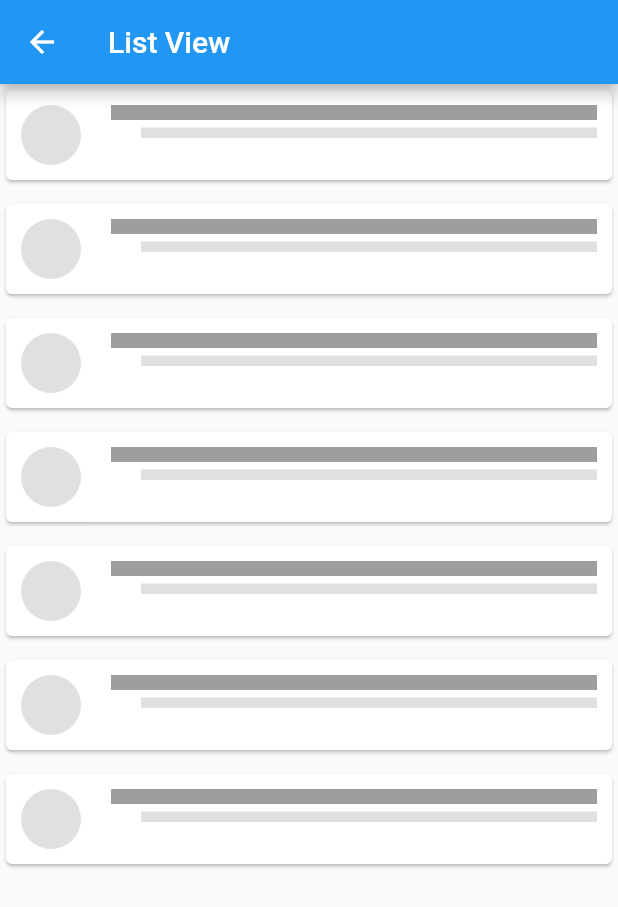
After one commit to EmaGitHub/flutter_first_proj, a Flutter app: the screen it shows after launch, after a tap on "List View", on a phone screen of 412 x 824 dp. The commit adds this screen. Shown: the top 907 px of the screen. Run offline on Flutter 3.47's test engine with Material 2 defaults, Android fonts, the phone set to English and light mode, and no system bars; our stand-ins replace flutter_staggered_animations, simple_animations.

Commit message:
fixed list animations

```diff
--- /dev/null
+++ b/lib/Pages/list.dart
@@ -0,0 +1,85 @@
+import 'package:first_proj/Objects/CardPlaceholder.dart';
+import 'package:flutter/material.dart';
+import 'package:flutter_staggered_animations/flutter_staggered_animations.dart'; //Attraverso questa libreria, Flutter dispone di tutte le funzionalità, colori e widget, noti come material component
+
+class ListPage extends StatefulWidget {
+  @override
+  _ListPageState createState() => new _ListPageState();
+}
+
+class _ListPageState extends State<ListPage> {
+  List data = [];
+  static int columnCount = 3;
+
+  @override
+  initState() {
+    super.initState();
+  }
+
+  @override
+  Widget build(BuildContext context) {
+    return Scaffold(
+      appBar: AppBar(
+        title: Text('List View'),
+      ),
+      body: SingleChildScrollView(
+        child: Center(
+            child:
+
+                /* AnimationLimiter(
+            child: ListView.builder(
+              itemCount: 50,
+              itemBuilder: (BuildContext context, int index) {
+                return AnimationConfiguration.staggeredList(
+                  position: index,
+                  duration: const Duration(milliseconds: 500),
+                  child: SlideAnimation(
+                    verticalOffset: 50.0,
+                    child: FlipAnimation(
+                      child: Text('test'),
+                    ),
+                  ),
+                );
+              },
+            ),
+          ), */
+                AnimationLimiter(
+            child: Column(
+              children: AnimationConfiguration.toStaggeredList(
+                  duration: const Duration(milliseconds: 800),
+                  childAnimationBuilder: (widget) => SlideAnimation(
+                        horizontalOffset: 200.0,
+                        child: FadeInAnimation(
+                          child: widget,
+                        ),
+                      ),
+                  children: <Widget>[
+                    for (int i = 1; i < 8; i++) CardPlaceholder()
+                  ]),
+            ),
+          )
+                /* AnimationLimiter(
+          child: GridView.count(
+            crossAxisCount: columnCount,
+            children: List.generate(
+              100,
+              (int index) {
+                return AnimationConfiguration.staggeredGrid(
+                  position: index,
+                  duration: const Duration(milliseconds: 375),
+                  columnCount: columnCount,
+                  child: ScaleAnimation(
+                    child: FadeInAnimation(
+                      child: CardPlaceholder(),
+                    ),
+                  ),
+                );
+              },
+            ),
+          ),
+        ) */
+        ),
+      ),
+    );
+  }
+}
--- a/lib/main.dart
+++ b/lib/main.dart
@@ -1,5 +1,6 @@
 import 'package:first_proj/Pages/animations.dart';
 import 'package:first_proj/Pages/layoutset.dart';
+import 'package:first_proj/Pages/list.dart';
 import 'package:first_proj/Pages/request.dart';
 import 'package:first_proj/Pages/stackwidget.dart';
 import 'package:first_proj/Pages/homescreen.dart';
@@ -161,6 +162,25 @@ class _MyHomePageState extends State<HomePage> {
               margin: EdgeInsets.only(top: 40),
               child: RaisedButton(
                 child: Text(
+                  'List View',
+                  style: TextStyle(fontSize: 20),
+                ),
+                onPressed: () {
+                  Navigator.push(
+                    context,
+                    CupertinoPageRoute(builder: (context) => ListPage()),
+                  );
+                },
+                padding: EdgeInsets.symmetric(vertical: 10, horizontal: 10),
+                shape: RoundedRectangleBorder(
+                    side: BorderSide(color: Colors.black26, width: 4),
+                    borderRadius: BorderRadius.circular(10)),
+              ),
+            ),
+            Container(
+              margin: EdgeInsets.only(top: 40),
+              child: RaisedButton(
+                child: Text(
                   'Animations Examples Demo',
                   style: TextStyle(fontSize: 20),
                 ),
--- a/pubspec.yaml
+++ b/pubspec.yaml
@@ -28,6 +28,8 @@ dependencies:
   simple_animations: ^1.3.3
   url_launcher: ^5.1.4
   http: ^0.12.0+2
+  flutter_staggered_animations: "^0.1.2"
+
 
 
 dev_dependencies:
```
Also changed, not shown: lib/Objects/string.dart (added, +66 -0 lines), lib/Pages/animations.dart (+7 -9 lines), pubspec.lock.
